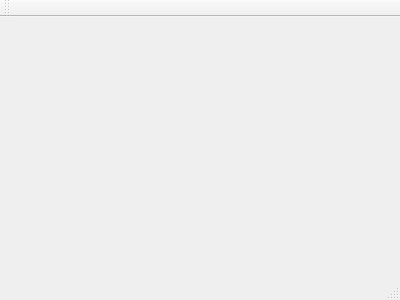
Qt form mainwindow.ui (wawa19933/linux-camera-test) before a commit.
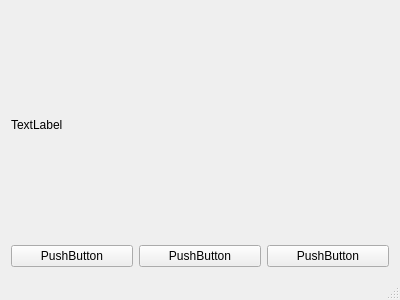
The same form after that commit.

The edit to the form file:
```diff
--- a/mainwindow.ui
+++ b/mainwindow.ui
@@ -12,13 +12,55 @@
   <property name="windowTitle" >
    <string>MainWindow</string>
   </property>
-  <widget class="QMenuBar" name="menuBar" />
-  <widget class="QToolBar" name="mainToolBar" />
-  <widget class="QWidget" name="centralWidget" />
-  <widget class="QStatusBar" name="statusBar" />
+  <widget class="QWidget" name="centralWidget">
+   <layout class="QVBoxLayout" name="verticalLayout" stretch="10,0">
+    <item>
+     <widget class="QLabel" name="label">
+      <property name="text">
+       <string>TextLabel</string>
+      </property>
+     </widget>
+    </item>
+    <item>
+     <layout class="QHBoxLayout" name="horizontalLayout">
+      <item>
+       <widget class="QPushButton" name="pushButton">
+        <property name="text">
+         <string>PushButton</string>
+        </property>
+       </widget>
+      </item>
+      <item>
+       <widget class="QPushButton" name="pushButton_2">
+        <property name="text">
+         <string>PushButton</string>
+        </property>
+       </widget>
+      </item>
+      <item>
+       <widget class="QPushButton" name="pushButton_3">
+        <property name="text">
+         <string>PushButton</string>
+        </property>
+       </widget>
+      </item>
+     </layout>
+    </item>
+   </layout>
+  </widget>
+  <widget class="QMenuBar" name="menuBar">
+   <property name="geometry">
+    <rect>
+     <x>0</x>
+     <y>0</y>
+     <width>400</width>
+     <height>23</height>
+    </rect>
+   </property>
+  </widget>
+  <widget class="QStatusBar" name="statusBar"/>
  </widget>
- <layoutDefault spacing="6" margin="11" />
- <pixmapfunction></pixmapfunction>
+ <layoutdefault spacing="6" margin="11"/>
  <resources/>
  <connections/>
 </ui>
```
Left out of the diff: 7 changed lines with no effect on the pictures.
